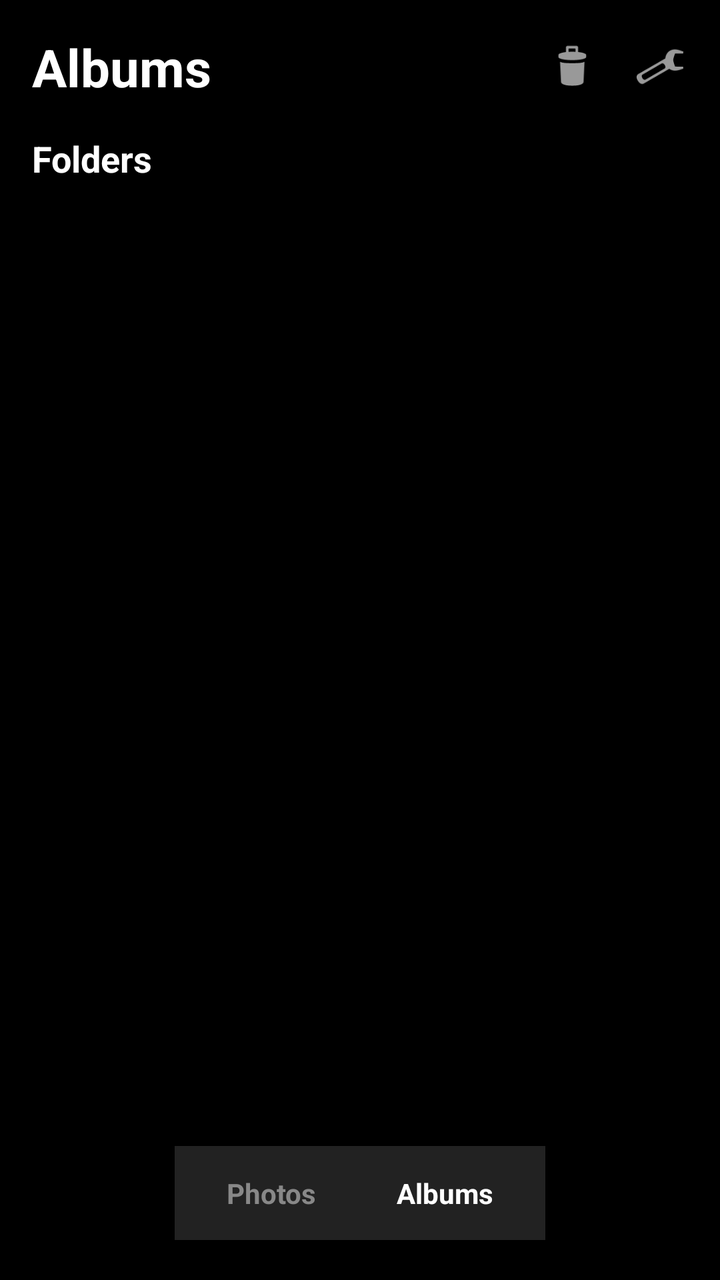
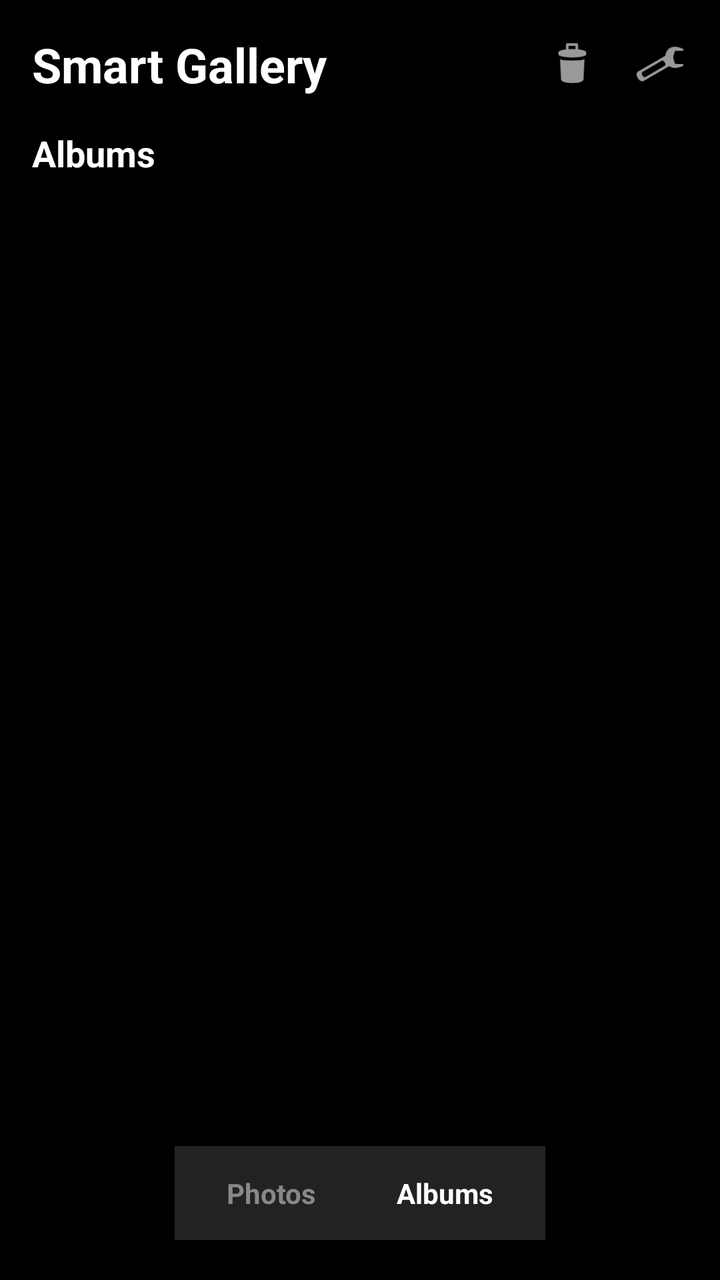

Screens rendered from an Android XML layout before and after an edit, with the pre-edit source and the edit as a unified diff.
<!-- AndroidManifest.xml: application theme android:Theme.DeviceDefault.NoActionBar -->
<!-- res/layout/activity_main.xml -->
<?xml version="1.0" encoding="utf-8"?>
<RelativeLayout xmlns:android="http://schemas.android.com/apk/res/android"
    android:layout_width="match_parent"
    android:layout_height="match_parent"
    android:background="#000000">

    <ScrollView
        android:layout_width="match_parent"
        android:layout_height="match_parent"
        android:layout_above="@id/bottomNavLayout"
        android:padding="16dp">

        <LinearLayout
            android:layout_width="match_parent"
            android:layout_height="wrap_content"
            android:orientation="vertical">

            
            <RelativeLayout
                android:layout_width="match_parent"
                android:layout_height="wrap_content"
                android:layout_marginBottom="16dp">

                <TextView
                    android:layout_width="wrap_content"
                    android:layout_height="wrap_content"
                    android:text="Albums"
                    android:textColor="#FFFFFF"
                    android:textSize="26sp"
                    android:textStyle="bold"
                    android:layout_alignParentStart="true"
                    android:layout_centerVertical="true" />

                <LinearLayout
                    android:layout_width="wrap_content"
                    android:layout_height="wrap_content"
                    android:layout_alignParentEnd="true"
                    android:orientation="horizontal"
                    android:layout_centerVertical="true">

                    <ImageView
                        android:id="@+id/btnTrash"
                        android:layout_width="28dp"
                        android:layout_height="28dp"
                        android:layout_marginEnd="16dp"
                        android:src="@android:drawable/ic_menu_delete"
                        android:contentDescription="Trash" />

                    <ImageView
                        android:id="@+id/btnSettings"
                        android:layout_width="28dp"
                        android:layout_height="28dp"
                        android:src="@android:drawable/ic_menu_preferences"
                        android:contentDescription="Settings" />
                </LinearLayout>
            </RelativeLayout>

            
            <TextView
                android:layout_width="wrap_content"
                android:layout_height="wrap_content"
                android:text="Folders"
                android:textColor="#FFFFFF"
                android:textSize="18sp"
                android:textStyle="bold"
                android:layout_marginBottom="12dp" />

            
            <androidx.recyclerview.widget.RecyclerView
                android:id="@+id/recyclerViewAlbums"
                android:layout_width="match_parent"
                android:layout_height="wrap_content"
                android:nestedScrollingEnabled="false" />

            
            <TextView
                android:id="@+id/tvNoPhotos"
                android:layout_width="match_parent"
                android:layout_height="wrap_content"
                android:text="No Albums Found"
                android:textColor="#888888"
                android:textSize="16sp"
                android:gravity="center"
                android:visibility="gone"
                android:layout_marginTop="50dp" />

        </LinearLayout>
    </ScrollView>

    
    <LinearLayout
        android:id="@+id/bottomNavLayout"
        android:layout_width="wrap_content"
        android:layout_height="wrap_content"
        android:layout_alignParentBottom="true"
        android:layout_centerHorizontal="true"
        android:layout_marginBottom="20dp"
        android:background="#222222"
        android:padding="6dp"
        android:orientation="horizontal">

        <TextView
            android:layout_width="wrap_content"
            android:layout_height="wrap_content"
            android:text="Photos"
            android:textColor="#888888"
            android:paddingHorizontal="20dp"
            android:paddingVertical="8dp"
            android:textStyle="bold" />

        <TextView
            android:layout_width="wrap_content"
            android:layout_height="wrap_content"
            android:text="Albums"
            android:textColor="#FFFFFF"
            android:paddingHorizontal="20dp"
            android:paddingVertical="8dp"
            android:textStyle="bold" />

    </LinearLayout>

</RelativeLayout>
<!-- resources referenced by this layout -->
<resources>

</resources>

<!-- the commit's change to res/layout/activity_main.xml (unified diff, before → after) -->
@@ -15,7 +15,6 @@
             android:layout_height="wrap_content"
             android:orientation="vertical">
 
-            
             <RelativeLayout
                 android:layout_width="match_parent"
                 android:layout_height="wrap_content"
@@ -24,9 +23,9 @@
                 <TextView
                     android:layout_width="wrap_content"
                     android:layout_height="wrap_content"
-                    android:text="Albums"
+                    android:text="Smart Gallery"
                     android:textColor="#FFFFFF"
-                    android:textSize="26sp"
+                    android:textSize="24sp"
                     android:textStyle="bold"
                     android:layout_alignParentStart="true"
                     android:layout_centerVertical="true" />
@@ -55,29 +54,26 @@
                 </LinearLayout>
             </RelativeLayout>
 
-            
             <TextView
                 android:layout_width="wrap_content"
                 android:layout_height="wrap_content"
-                android:text="Folders"
+                android:text="Albums"
                 android:textColor="#FFFFFF"
                 android:textSize="18sp"
                 android:textStyle="bold"
                 android:layout_marginBottom="12dp" />
 
-            
             <androidx.recyclerview.widget.RecyclerView
                 android:id="@+id/recyclerViewAlbums"
                 android:layout_width="match_parent"
                 android:layout_height="wrap_content"
                 android:nestedScrollingEnabled="false" />
 
-            
             <TextView
                 android:id="@+id/tvNoPhotos"
                 android:layout_width="match_parent"
                 android:layout_height="wrap_content"
-                android:text="No Albums Found"
+                android:text="No Folders Found"
                 android:textColor="#888888"
                 android:textSize="16sp"
                 android:gravity="center"
@@ -87,7 +83,6 @@
         </LinearLayout>
     </ScrollView>
 
-    
     <LinearLayout
         android:id="@+id/bottomNavLayout"
         android:layout_width="wrap_content"
